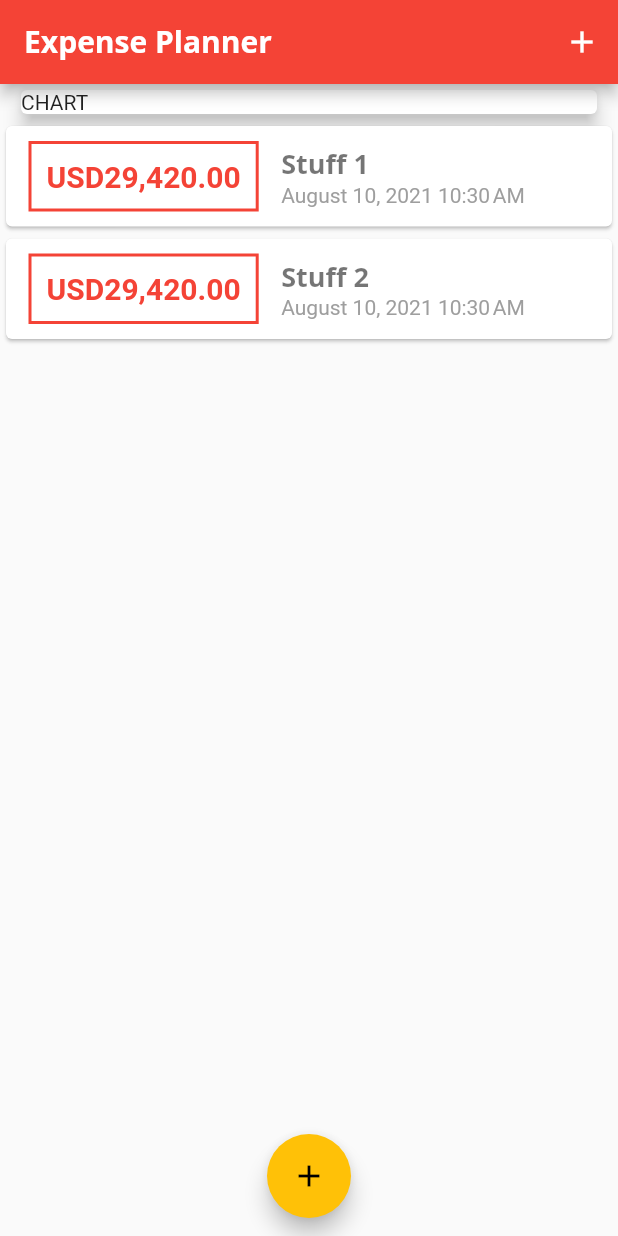
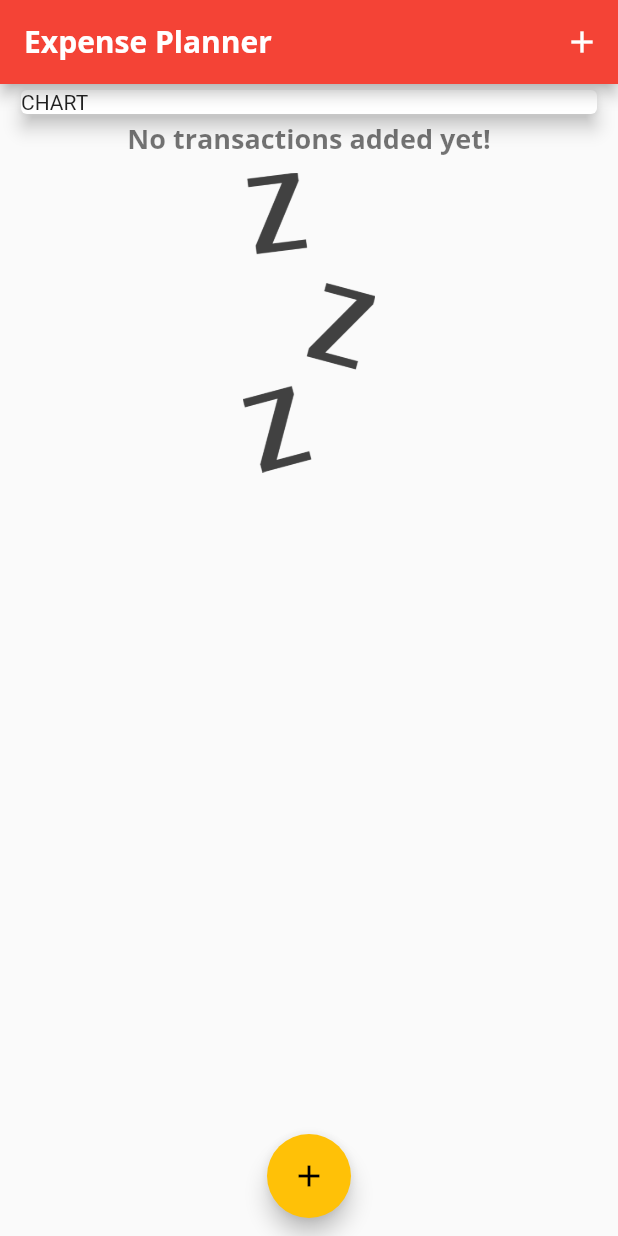
Before and after one commit to izhal27/expense_planner, a Flutter app: the screen it shows after launch, on a phone screen of 412 x 824 dp. Run offline on Flutter 3.47's test engine with Material 2 defaults, Android fonts, the phone set to English and light mode, and no system bars.

Commit message:
Add empty list image

```diff
--- a/lib/main.dart
+++ b/lib/main.dart
@@ -1,9 +1,8 @@
-import 'dart:math';
-import 'package:expense_planner/widgets/new_transaction.dart';
 import 'package:flutter/material.dart';
 
 import './models/transaction.dart';
 import './widgets/transaction_list.dart';
+import './widgets/new_transaction.dart';
 
 void main() => runApp(MyApp());
 
@@ -44,16 +43,17 @@ class MyHomePage extends StatefulWidget {
 }
 
 class _MyHomePageState extends State<MyHomePage> {
-  final List<Transaction> _userTransactions = new List<Transaction>.generate(
-    (2),
-    (index) => Transaction(
-      id: index.toString(),
-      title: 'Stuff ${index + 1}',
-      amount: Random().nextInt(90000) + 10000,
-      date: DateTime.now(),
-    ),
-  );
+  // final List<Transaction> _userTransactions = new List<Transaction>.generate(
+  //   (2),
+  //   (index) => Transaction(
+  //     id: index.toString(),
+  //     title: 'Stuff ${index + 1}',
+  //     amount: Random().nextInt(90000) + 10000,
+  //     date: DateTime.now(),
+  //   ),
+  // );
 
+  final List<Transaction> _userTransactions = [];
   void _addNewTrasaction(String txTitle, int txAmount) {
     final newTx = Transaction(
       id: DateTime.now().toString(),
--- a/lib/widgets/transaction_list.dart
+++ b/lib/widgets/transaction_list.dart
@@ -17,7 +17,26 @@ class TransactionList extends StatelessWidget {
 
     return Container(
       height: 350,
-      child: ListView.builder(
+      child: transactions.isEmpty
+          ? Column(
+              children: [
+                Text(
+                  'No transactions added yet!',
+                  style: Theme.of(context).textTheme.headline1,
+                ),
+                SizedBox(
+                  height: 10,
+                ),
+                Container(
+                  height: 200,
+                  child: Image.asset(
+                    'assets/images/waiting.png',
+                    fit: BoxFit.cover,
+                  ),
+                )
+              ],
+            )
+          : ListView.builder(
               itemBuilder: (ctx, index) {
                 return Card(
                   child: Row(
--- a/pubspec.yaml
+++ b/pubspec.yaml
@@ -44,9 +44,8 @@ flutter:
   uses-material-design: true
 
   # To add assets to your application, add an assets section, like this:
-  # assets:
-  #   - images/a_dot_burr.jpeg
-  #   - images/a_dot_ham.jpeg
+  assets:
+    - assets/images/waiting.png
 
   # An image asset can refer to one or more resolution-specific "variants", see
   # https://flutter.dev/assets-and-images/#resolution-aware.
```
Also changed, not shown: assets/images/waiting.png (added). Lines whose indentation alone changed are shown as unchanged.
